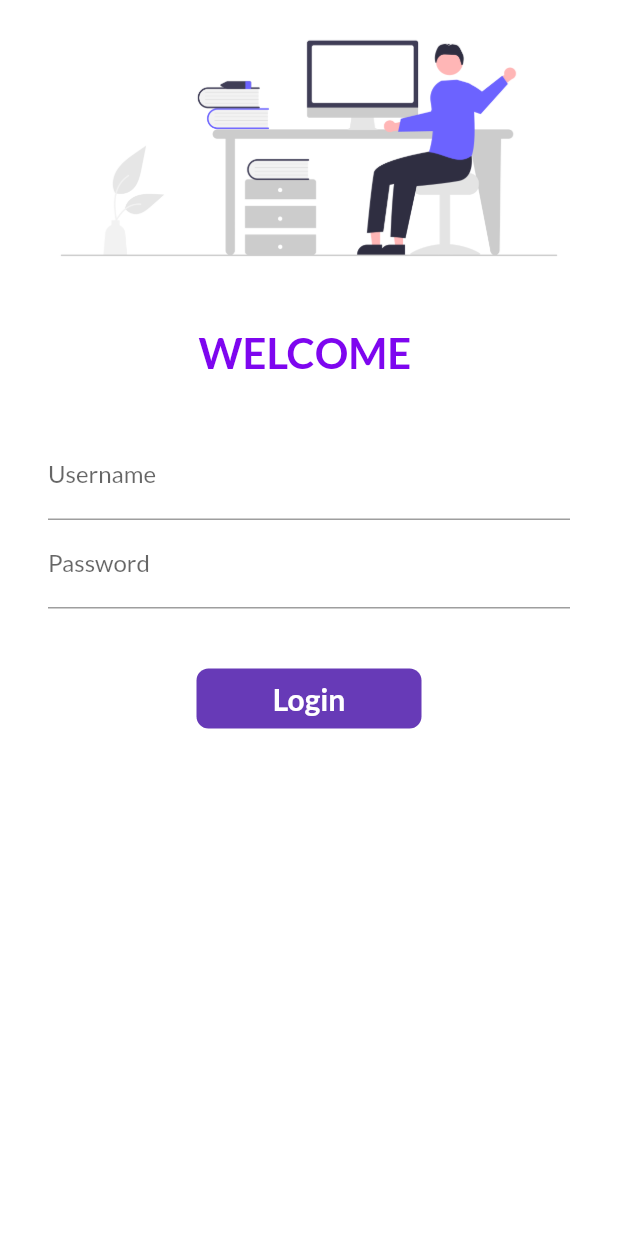
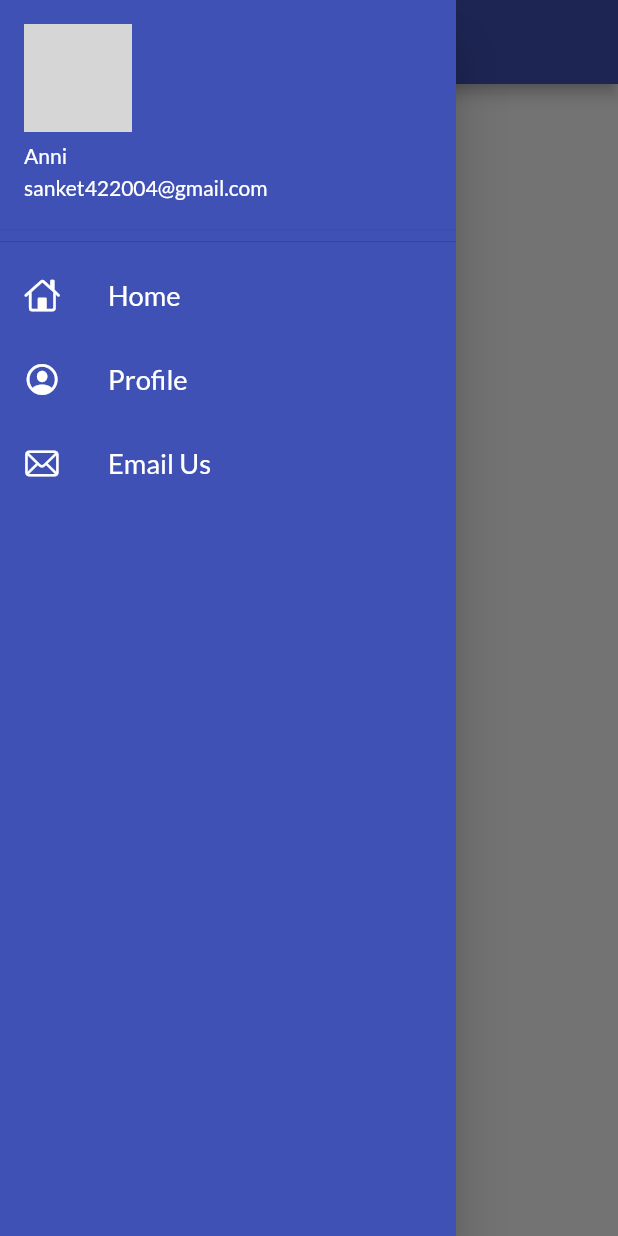
Before and after one commit to Aniruddhagrawal/Learningflutter, a Flutter app: the screen it shows after launch, with the side drawer open (before the commit the screen has no drawer), on a phone screen of 412 x 824 dp. Run offline on Flutter 3.47's test engine with Material 2 defaults, Android fonts, the phone set to English and light mode, and no system bars; our stand-ins replace google_fonts; network calls fail; grey boxes are pictures that could not be loaded.

Commit message:
day9 completed

```diff
--- a/lib/Pages/home_page.dart
+++ b/lib/Pages/home_page.dart
@@ -1,4 +1,5 @@
 import 'package:flutter/material.dart';
+import 'package:flutter_application_1/Widgets/drawer.dart';
 
 class HomePage extends StatelessWidget {
   const HomePage({Key? key}) : super(key: key);
@@ -7,6 +8,7 @@ class HomePage extends StatelessWidget {
   Widget build(BuildContext context) {
     return Scaffold(
       appBar: AppBar(
+        backgroundColor: Colors.indigo,
         title: Text("Aniruddh"),
       ),
       body: Center(
@@ -14,7 +16,7 @@ class HomePage extends StatelessWidget {
           child: Text("Welcome"),
         ),
       ),
-      drawer: Drawer(),
+      drawer: MyDrawer(),
     );
   }
 }
--- a/lib/Pages/login_page.dart
+++ b/lib/Pages/login_page.dart
@@ -79,14 +79,12 @@ class _LoginPageState extends State<LoginPage> {
                           labelText: "Password",
                         ),
                         validator: (value) {
-                          if (value != null) {
-                            if (value.isEmpty) {
-                              return "Password cannot be Empty";
-                            } else if ((value.length) < 6) {
-                              return "Password must be greater then 6";
-                            }
-                            return null;
+                          if (value!.isEmpty) {
+                            return "Password cannot be Empty";
+                          } else if ((value.length) < 6) {
+                            return "Password must be greater than 6";
                           }
+                          return null;
                         },
                       ),
                       SizedBox(
--- /dev/null
+++ b/lib/Widgets/drawer.dart
@@ -0,0 +1,77 @@
+import 'package:flutter/cupertino.dart';
+import 'package:flutter/material.dart';
+
+class MyDrawer extends StatelessWidget {
+  const MyDrawer({Key? key}) : super(key: key);
+
+  @override
+  Widget build(BuildContext context) {
+    final imageUrl =
+        "https://encrypted-tbn0.gstatic.com/images?q=tbn:ANd9GcTbJnC7YiWXXKrmiink4dR_EQ24KfJG0IgLnQ&usqp=CAU";
+    return Drawer(
+      child: Container(
+        color: Colors.indigo,
+        child: ListView(
+          padding: EdgeInsets.zero,
+          children: [
+            DrawerHeader(
+              padding: EdgeInsets.zero,
+              child: UserAccountsDrawerHeader(
+                // margin: EdgeInsets.zero,
+                decoration: BoxDecoration(
+                  color: Colors.indigo,
+                ),
+                accountName:
+                    Text("Anni", style: TextStyle(color: Colors.white)),
+                accountEmail: Text("sanket422004@gmail.com",
+                    style: TextStyle(color: Colors.white)),
+                // currentAccountPicture: Image.network(imageUrl),
+                currentAccountPicture:
+                    CircleAvatar(backgroundImage: NetworkImage(imageUrl)),
+              ),
+            ),
+            ListTile(
+                leading: Icon(
+                  CupertinoIcons.home,
+                  color: Colors.white,
+                ),
+                title: Text(
+                  "Home",
+                  textScaleFactor: 1.3,
+                  style: TextStyle(
+                    color: Colors.white,
+                    // fontSize: 20,
+                  ),
+                )),
+            ListTile(
+                leading: Icon(
+                  CupertinoIcons.profile_circled,
+                  color: Colors.white,
+                ),
+                title: Text(
+                  "Profile",
+                  textScaleFactor: 1.3,
+                  style: TextStyle(
+                    color: Colors.white,
+                    // fontSize: 20,
+                  ),
+                )),
+            ListTile(
+                leading: Icon(
+                  CupertinoIcons.mail,
+                  color: Colors.white,
+                ),
+                title: Text(
+                  "Email Us",
+                  textScaleFactor: 1.3,
+                  style: TextStyle(
+                    color: Colors.white,
+                    // fontSize: 20,
+                  ),
+                )),
+          ],
+        ),
+      ),
+    );
+  }
+}
--- a/lib/main.dart
+++ b/lib/main.dart
@@ -24,7 +24,8 @@ class MyApp extends StatelessWidget {
       darkTheme: ThemeData(
         brightness: Brightness.dark,
       ),
-      // initialRoute: "/home",
+      debugShowCheckedModeBanner: false,
+      initialRoute: Myroute.homeRoute,
       routes: {
         "/": (context) => LoginPage(),
         Myroute.homeRoute: (context) => HomePage(),
```
